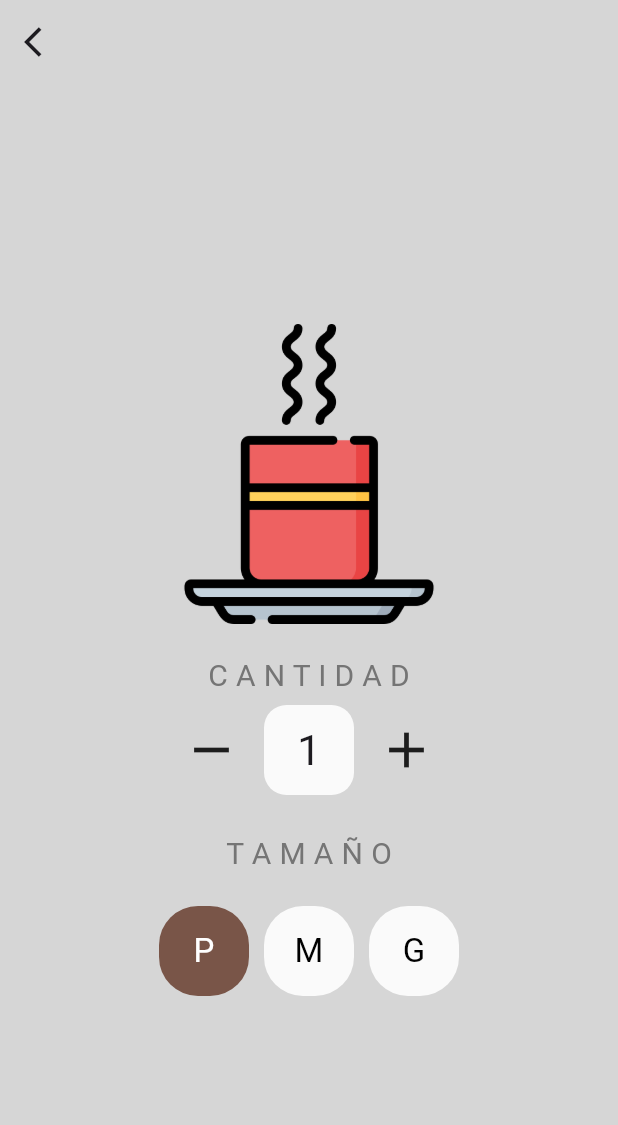
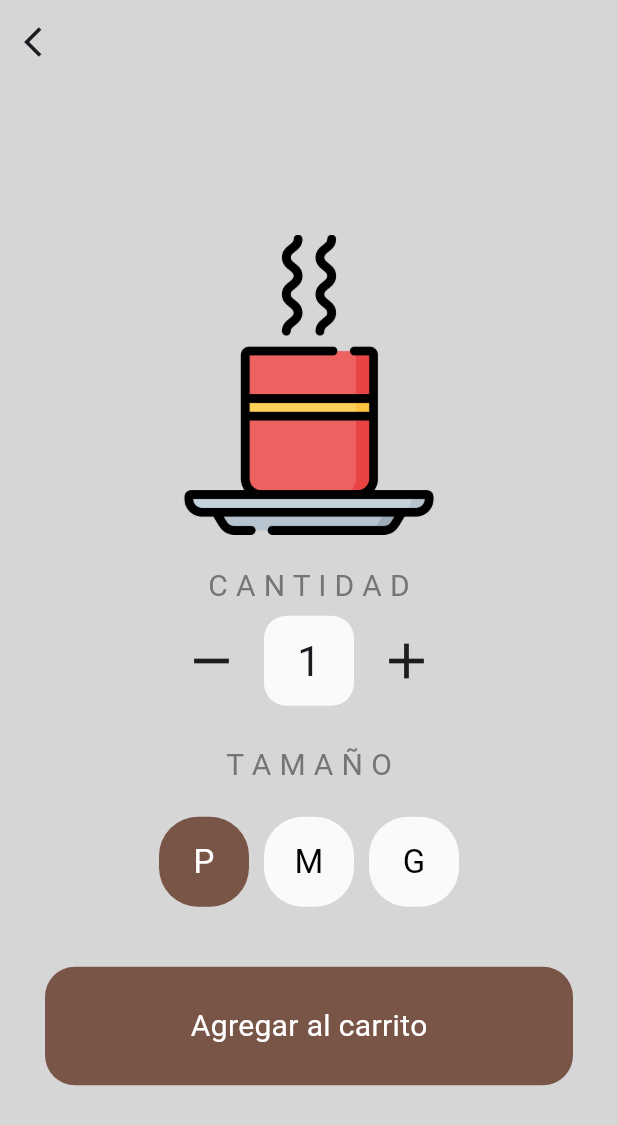
Before and after one commit to CristobalSalinas/Coffee_shop_app, a Flutter app: the ShopPage screen opened by its route, after a tap on the "add" icon, on a phone screen of 412 x 824 dp. Shown: the top 1125 px of the screen. Run offline on Flutter 3.47's test engine with Material 3 defaults, Android fonts, the phone set to English and light mode, and no system bars; our stand-ins replace google_nav_bar.

```diff
--- a/lib/models/coffee_shop.dart
+++ b/lib/models/coffee_shop.dart
@@ -38,6 +38,8 @@ class CoffeeShop extends ChangeNotifier {
 
   void addItemToCart(Coffee coffee) {
     _userCart.add(coffee);
+    print(
+        "Aca supuestamente se agrego un item, dejame ver ${_userCart.length}");
     notifyListeners();
   }
 
--- a/lib/pages/add_page.dart
+++ b/lib/pages/add_page.dart
@@ -1,8 +1,11 @@
+import 'package:coffee_shop_app/components/custom_button.dart';
 import 'package:coffee_shop_app/components/quantity_selector.dart';
 import 'package:coffee_shop_app/components/size_selector.dart';
 import 'package:coffee_shop_app/const.dart';
 import 'package:coffee_shop_app/models/coffee.dart';
+import 'package:coffee_shop_app/models/coffee_shop.dart';
 import 'package:flutter/material.dart';
+import 'package:provider/provider.dart';
 
 class AddPage extends StatefulWidget {
   final Coffee coffee;
@@ -42,9 +45,23 @@ class _AddPageState extends State<AddPage> {
     });
   }
 
+  void addToCard() {
+    Coffee coffee = Coffee(
+      name: widget.coffee.name,
+      price: widget.coffee.price,
+      imagePath: widget.coffee.imagePath,
+      size: size,
+    );
+
+    for (int i = 0; i < quantity; i++) {
+      Provider.of<CoffeeShop>(context, listen: false).addItemToCart(coffee);
+    }
+  }
+
   @override
   Widget build(BuildContext context) {
-    return Scaffold(
+    return Consumer<CoffeeShop>(
+      builder: (context, value, child) => Scaffold(
         backgroundColor: Colors.grey[350],
         appBar: AppBar(
           leading: GestureDetector(
@@ -96,7 +113,15 @@ class _AddPageState extends State<AddPage> {
                   size: size,
                   changeCoffeeSize: changeCoffeeSize,
                 ),
+                const SizedBox(
+                  height: 40,
+                ),
+                Padding(
+                  padding: const EdgeInsets.symmetric(horizontal: 30),
+                  child: CustomButtom("Agregar al carrito", onTap: addToCard),
+                )
               ],
+            ),
           ),
         ),
       ),
```
Lines whose indentation alone changed are shown as unchanged.
